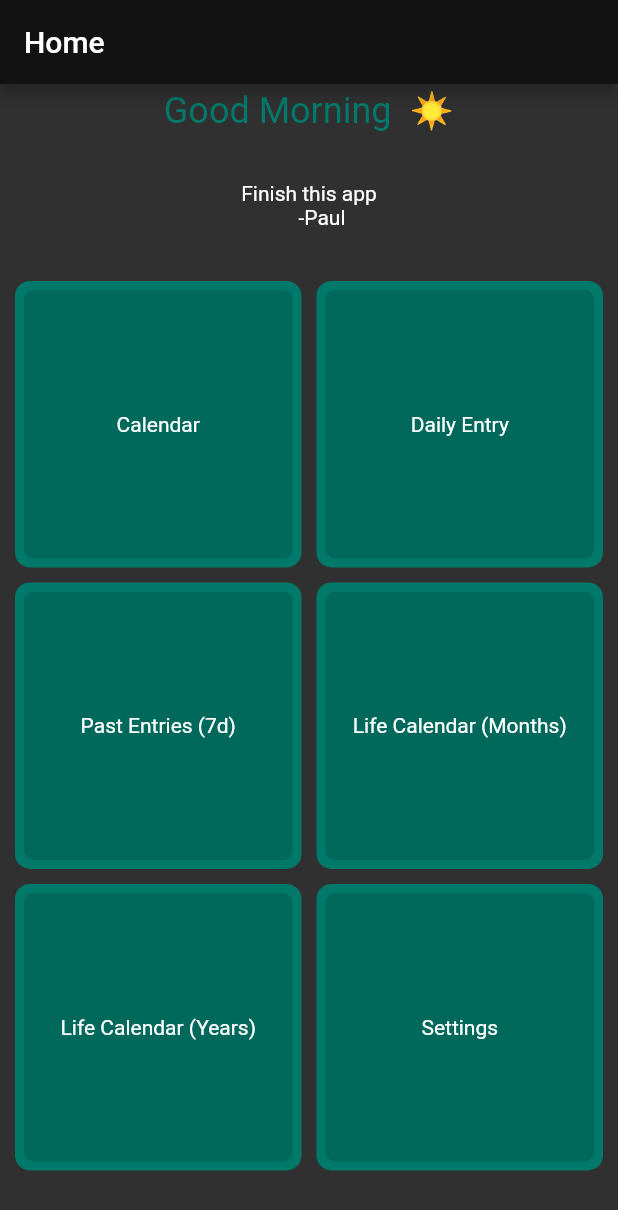
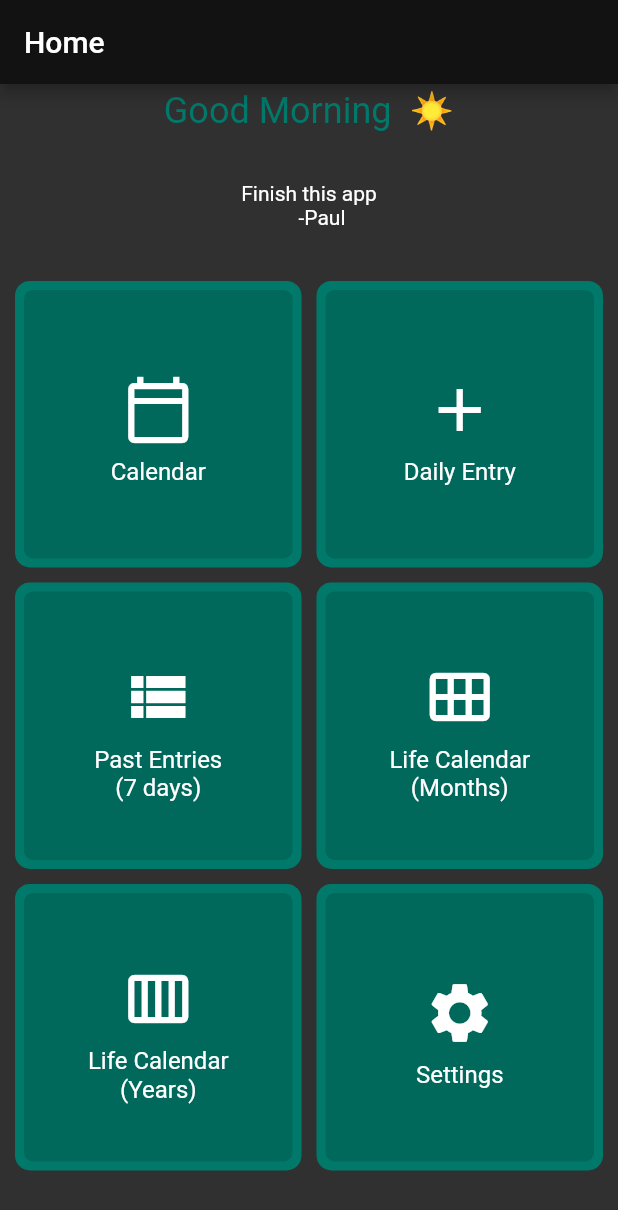
Before and after one commit to paul-mcnamee/LifeCalendar, a Flutter app: the screen it shows once a user with an empty profile is signed in, on a phone screen of 412 x 824 dp. Shown: the top 1210 px of the screen. Run offline on Flutter 3.47's test engine with Material 2 defaults, Android fonts, the phone set to English and light mode, and no system bars; our stand-ins replace cloud_firestore, firebase_auth, firebase_core, table_calendar; accounts and stored records are empty.

Commit message:
added icons to home screen tiles and fixed layout

```diff
--- a/lib/views/home.dart
+++ b/lib/views/home.dart
@@ -67,24 +67,44 @@ class HomeContainer extends StatelessWidget {
   List<Widget> constructNavTiles(BuildContext context) {
     List<Widget> navTiles = <Widget>[];
 
-    navTiles.add(navTile(context, 'Calendar', CalendarComponent()));
+    navTiles.add(navTile(context, 'Calendar', CalendarComponent(),
+        navTileIcon(Icons.calendar_today_outlined, "Calendar")));
     navTiles.add(navTile(
         context,
         'Daily Entry',
         DailyEntry(
           inputPost: null,
-        )));
-    navTiles.add(navTile(context, 'Past Entries (7d)', Entries7dView()));
-    navTiles
-        .add(navTile(context, 'Life Calendar (Months)', LifeCalendarMonths()));
-    navTiles
-        .add(navTile(context, 'Life Calendar (Years)', LifeCalendarYears()));
-    navTiles.add(navTile(context, 'Settings', Settings()));
+        ),
+        navTileIcon(Icons.add, "daily entry")));
+    navTiles.add(navTile(context, 'Past Entries\n(7 days)', Entries7dView(),
+        navTileIcon(Icons.view_list, "past entries 7 days")));
+    navTiles.add(navTile(
+        context,
+        'Life Calendar\n(Months)',
+        LifeCalendarMonths(),
+        navTileIcon(
+            Icons.calendar_view_month, "life calendar view in months")));
+    navTiles.add(navTile(context, 'Life Calendar\n(Years)', LifeCalendarYears(),
+        navTileIcon(Icons.calendar_view_week, "life calendar view in years")));
+    navTiles.add(navTile(context, 'Settings', Settings(),
+        navTileIcon(Icons.settings, "settings")));
 
     return navTiles;
   }
 
-  Container navTile(BuildContext context, String tileText, Widget page) {
+  Container navTileIcon(IconData? icon, String labelText) {
+    return Container(
+        padding: EdgeInsets.all(8),
+        child: Icon(
+          icon,
+          color: Colors.white,
+          size: 48,
+          semanticLabel: labelText,
+        ));
+  }
+
+  Container navTile(
+      BuildContext context, String tileText, Widget page, Widget icon) {
     return Container(
         child: InkWell(
       splashColor: Colors.tealAccent,
@@ -98,16 +118,26 @@ class HomeContainer extends StatelessWidget {
           color: Colors.teal.shade700,
         ),
         padding: EdgeInsets.all(6),
-        child: Stack(
-          children: <Widget>[
-            Container(
-              decoration: BoxDecoration(
-                borderRadius: BorderRadius.circular(6),
-                color: Colors.teal.shade800,
-              ),
-              child: Center(child: Text(tileText)),
-            )
-          ],
+        child: Container(
+          child: Container(
+            decoration: BoxDecoration(
+              borderRadius: BorderRadius.circular(6),
+              color: Colors.teal.shade800,
+            ),
+            child: Column(
+              crossAxisAlignment: CrossAxisAlignment.center,
+              mainAxisAlignment: MainAxisAlignment.center,
+              children: <Widget>[
+                icon,
+                Center(
+                    child: Text(
+                  tileText,
+                  textAlign: TextAlign.center,
+                  style: TextStyle(fontSize: 16),
+                )),
+              ],
+            ),
+          ),
         ),
       ),
     ));
```
